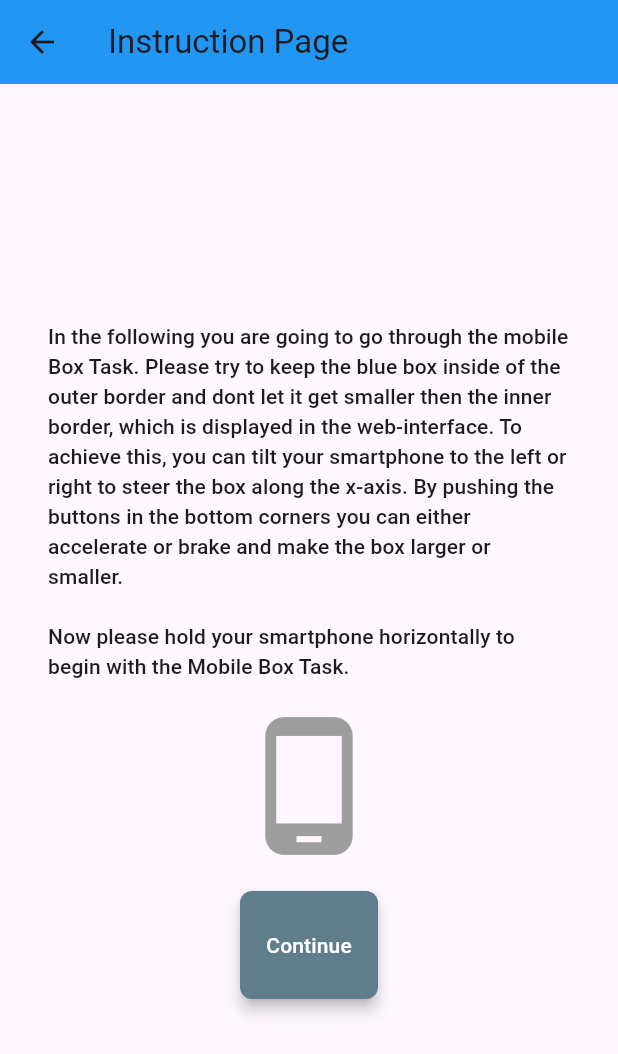
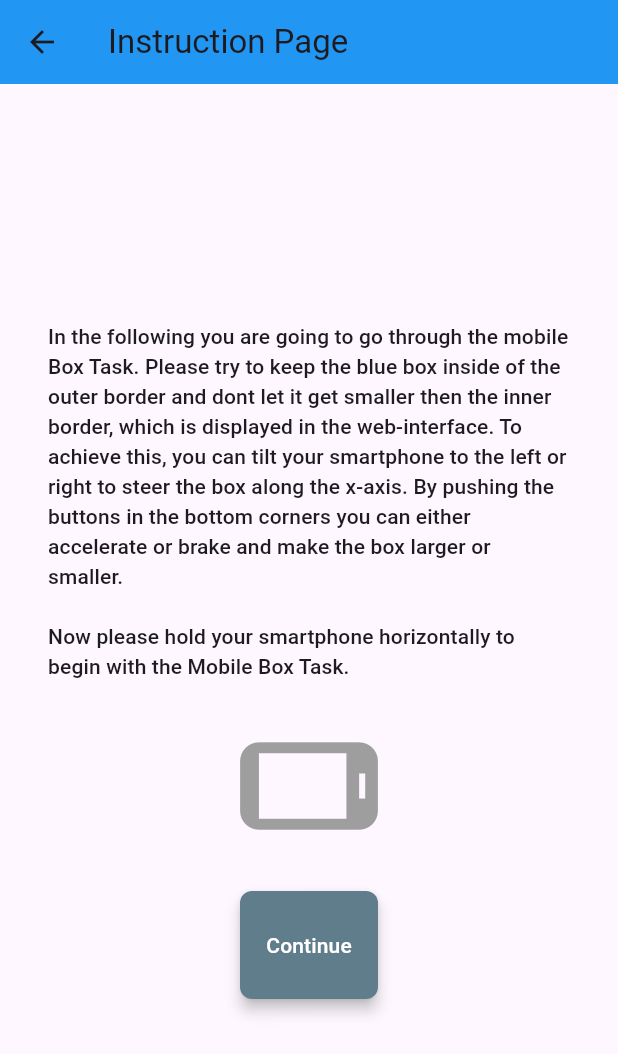
Before and after one commit to Rhaun95/Mobile-Box-Task, a Flutter app: the screen it shows after launch, after a tap on "Start", on a phone screen of 412 x 824 dp. Shown: the top 1054 px of the screen. Run offline on Flutter 3.47's test engine with Material 3 defaults, Android fonts, the phone set to English and light mode, and no system bars; our stand-ins replace sensors, socket_io_client, vibration.

Commit message:
OPT: unnecessary code in AnimatedPhone removed

```diff
--- a/mobile_box_task/lib/widget/AnimatedPhone.dart
+++ b/mobile_box_task/lib/widget/AnimatedPhone.dart
@@ -9,7 +9,6 @@ class AnimatedPhone extends StatefulWidget {
 
 class _AnimatedPhoneState extends State<AnimatedPhone>
     with TickerProviderStateMixin {
-  bool isRotated = false;
   late Timer _timer;
   late AnimationController _animationController;
 
@@ -18,10 +17,10 @@ class _AnimatedPhoneState extends State<AnimatedPhone>
     super.initState();
 
     _animationController = AnimationController(
-      duration: Duration(seconds: 1), // Set your desired duration
+      duration: Duration(seconds: 1), // duration of animation
       vsync: this,
     );
-
+    _rotatePhone();
     _timer = Timer.periodic(Duration(milliseconds: 1500), (Timer timer) {
       _rotatePhone();
     });
@@ -32,9 +31,8 @@ class _AnimatedPhoneState extends State<AnimatedPhone>
     return Scaffold(
       body: Center(
         child: RotationTransition(
-          turns: isRotated
-              ? Tween(begin: 0.0, end: -0.25).animate(_animationController)
-              : AlwaysStoppedAnimation(0),
+          turns: Tween(begin: 0.0, end: -0.25)
+              .animate(_animationController), // rotate 90° to left
           child: Icon(
             Icons.phone_android,
             size: 100,
@@ -47,7 +45,6 @@ class _AnimatedPhoneState extends State<AnimatedPhone>
 
   void _rotatePhone() {
     setState(() {
-      isRotated = !isRotated;
       _animationController.reset();
       _animationController.forward(); // Start the animation from the beginning
     });
```
